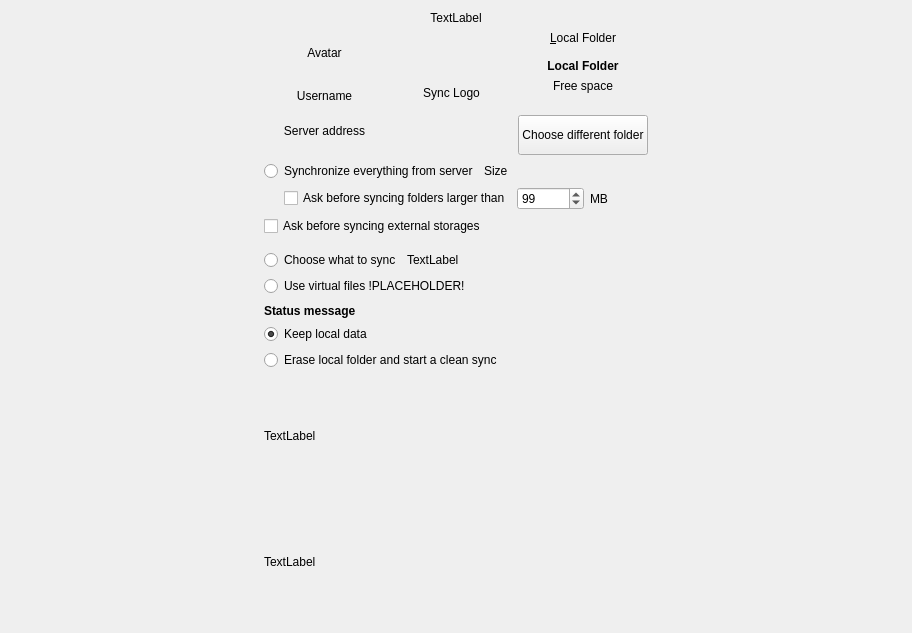
IONOS-Productivity/nc-desktop, file src/gui/wizard/owncloudadvancedsetuppage.ui: the form before one commit.
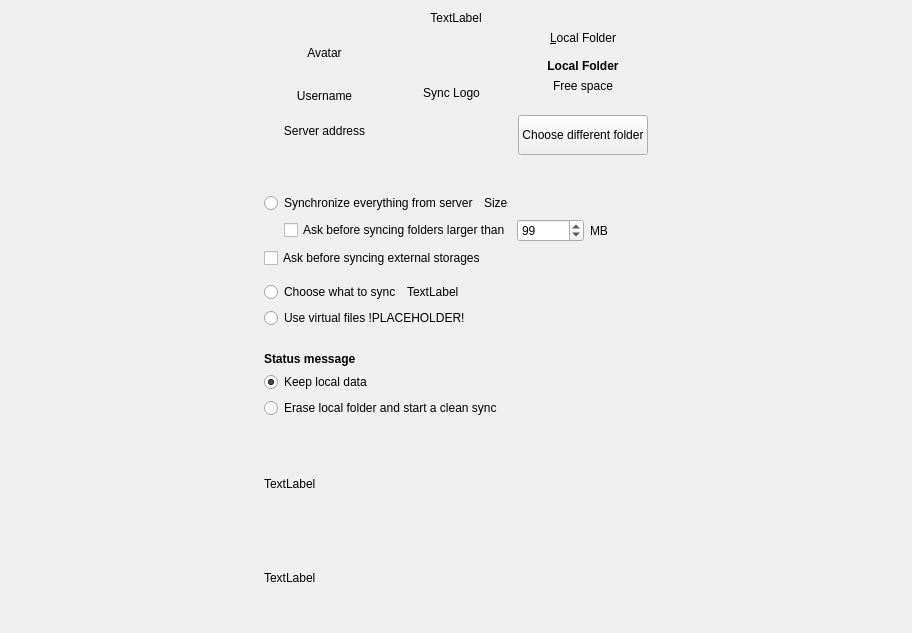
The form after the commit.

Commit message: [SES-27][SES-68] Added spacxer between diffrent Areas

The edit to the form file:
```diff
--- a/src/gui/wizard/owncloudadvancedsetuppage.ui
+++ b/src/gui/wizard/owncloudadvancedsetuppage.ui
@@ -297,6 +297,28 @@
                             </item>
                         </layout>
                     </item>
+                    <!-- Spacer  -->
+                    <item>
+                        <spacer name="verticalSpacer">
+                            <property name="orientation">
+                                <enum>Qt::Vertical</enum>
+                            </property>
+                            <property name="sizeType">
+                                <enum>QSizePolicy::Preferred</enum>
+                            </property>
+                            <property name="sizeHint" stdset="0">
+                                <size>
+                                    <width>0</width>
+                                    <height>32</height>
+                                </size>
+                            </property>
+                            <property name="minimumSize">
+                                <size>
+                                    <height>4</height>
+                                </size>
+                            </property>
+                        </spacer>
+                    </item>
                     <!-- Checkbox Area -->
                     <item>
                         <layout class="QVBoxLayout" name="wSyncStrategy">
@@ -512,6 +534,27 @@
                         </layout>
                     </item>
                     <!-- Resolution Area -->
+                    <item>
+                        <spacer>
+                            <property name="orientation">
+                                <enum>Qt::Vertical</enum>
+                            </property>
+                            <property name="sizeType">
+                                <enum>QSizePolicy::Preferred</enum>
+                            </property>
+                            <property name="sizeHint" stdset="0">
+                                <size>
+                                    <width>0</width>
+                                    <height>16</height>
+                                </size>
+                            </property>
+                            <property name="minimumSize">
+                                <size>
+                                    <height>4</height>
+                                </size>
+                            </property>
+                        </spacer>
+                    </item>
                     <item>
                         <layout class="QVBoxLayout" name="resolutionWidgetLayout">
                             <property name="spacing">
@@ -605,6 +648,27 @@
                         </layout>
                     </item>
                     <!-- Error Area -->
+                    <item>
+                        <spacer>
+                            <property name="orientation">
+                                <enum>Qt::Vertical</enum>
+                            </property>
+                            <property name="sizeType">
+                                <enum>QSizePolicy::Preferred</enum>
+                            </property>
+                            <property name="sizeHint" stdset="0">
+                                <size>
+                                    <width>0</width>
+                                    <height>16</height>
+                                </size>
+                            </property>
+                            <property name="minimumSize">
+                                <size>
+                                    <height>4</height>
+                                </size>
+                            </property>
+                        </spacer>
+                    </item>
                     <item>
                         <widget class="QLabel" name="errorLabel">
                             <property name="text">
```
